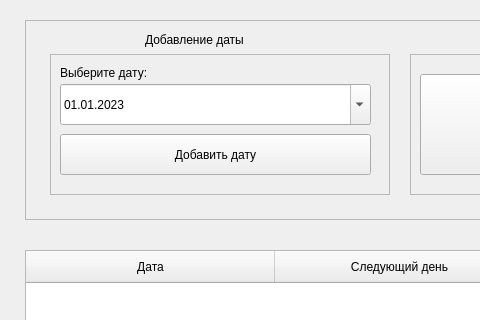
Above: Lab2/Task1/mainwindow.ui from ahahaharu/OAiP_Labs before the change; both pictures show x 0 to 480 and y 0 to 320 of the 1175 by 750 pixel window. Below: the same form after it.
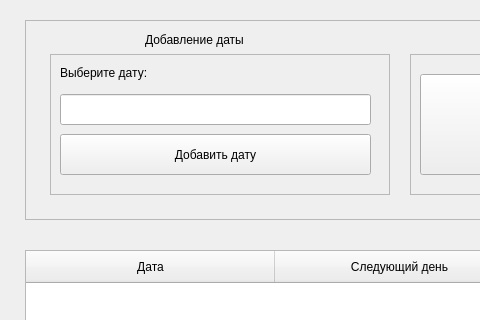
That is the form after the change.

Diff of the .ui file:
```diff
--- a/Lab2/Task1/mainwindow.ui
+++ b/Lab2/Task1/mainwindow.ui
@@ -98,32 +98,6 @@
        <string>Выберите дату:</string>
       </property>
      </widget>
-     <widget class="QDateEdit" name="dateEdit">
-      <property name="geometry">
-       <rect>
-        <x>10</x>
-        <y>30</y>
-        <width>311</width>
-        <height>41</height>
-       </rect>
-      </property>
-      <property name="dateTime">
-       <datetime>
-        <hour>0</hour>
-        <minute>0</minute>
-        <second>0</second>
-        <year>2023</year>
-        <month>1</month>
-        <day>1</day>
-       </datetime>
-      </property>
-      <property name="displayFormat">
-       <string>dd.MM.yyyy</string>
-      </property>
-      <property name="calendarPopup">
-       <bool>true</bool>
-      </property>
-     </widget>
      <widget class="QPushButton" name="addDat_button">
       <property name="geometry">
        <rect>
@@ -137,6 +111,16 @@
        <string>Добавить дату</string>
       </property>
      </widget>
+     <widget class="QLineEdit" name="lineEdit">
+      <property name="geometry">
+       <rect>
+        <x>10</x>
+        <y>40</y>
+        <width>311</width>
+        <height>31</height>
+       </rect>
+      </property>
+     </widget>
     </widget>
     <widget class="QFrame" name="frame_3">
      <property name="geometry">
```
Left out of the diff: 3 changed lines with no effect on the pictures.
